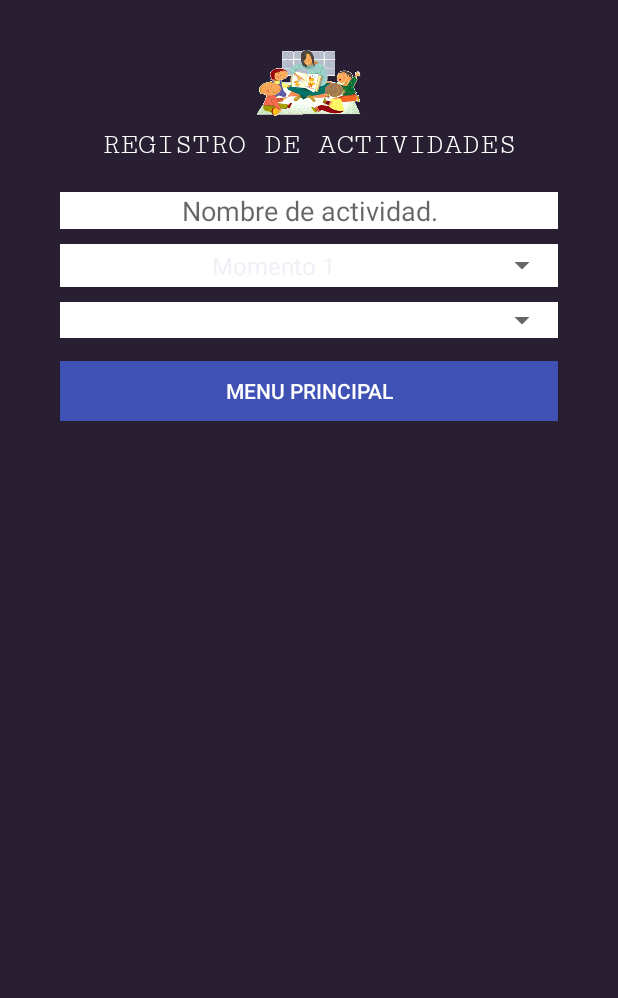
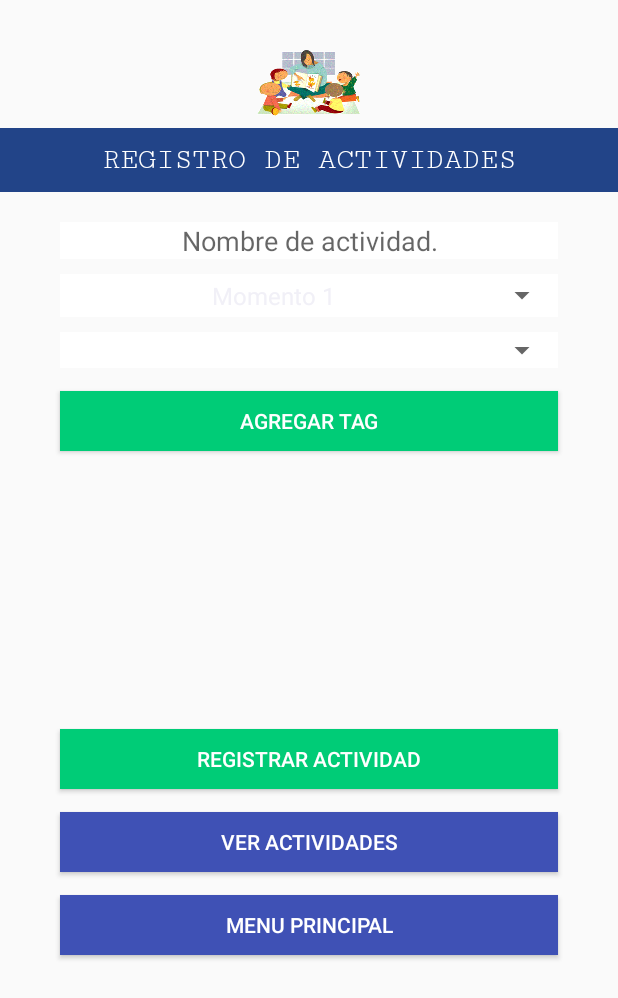
Before and after one commit to Riicardo10/app-generador-actividades, an Android app: the RegistroActividades screen opened directly, with no data from a screen before it, on a phone screen of 412 x 824 dp. Shown: the top 998 px of the screen. Run offline under Robolectric (Android 15) with nearby library versions, the phone set to English and light mode, and no system bars.

Commit message:
Pantallas con scroll. Generacion de actividades. Listo Visualizacion de actividades. Listo

```diff
--- a/app/build.gradle
+++ b/app/build.gradle
@@ -4,7 +4,7 @@ android {
     compileSdkVersion 27
     defaultConfig {
         applicationId "com.example.ricardoflores.app"
-        minSdkVersion 24
+        minSdkVersion 16
         targetSdkVersion 27
         versionCode 1
         versionName "1.0"
@@ -25,4 +25,6 @@ dependencies {
     testImplementation 'junit:junit:4.12'
     androidTestImplementation 'com.android.support.test:runner:1.0.2'
     androidTestImplementation 'com.android.support.test.espresso:espresso-core:3.0.2'
+    // libreria html
+    //implementation 'org.sufficientlysecure:html-textview:3.2'
 }
--- a/app/src/main/AndroidManifest.xml
+++ b/app/src/main/AndroidManifest.xml
@@ -27,7 +27,8 @@
         <activity android:name=".RegistroTags" />
         <activity android:name=".ListaTags" />
         <activity android:name=".ActualizarTag" />
-        <activity android:name=".RegistroActividades"></activity>
+        <activity android:name=".RegistroActividades" />
+        <activity android:name=".ListaActividades"></activity>
     </application>
 
 </manifest>
--- a/app/src/main/java/com/example/ricardoflores/app/HelperDB.java
+++ b/app/src/main/java/com/example/ricardoflores/app/HelperDB.java
@@ -18,6 +18,7 @@ public class HelperDB extends SQLiteOpenHelper {
         db.execSQL( EstructuraDB.SQL_CREAR_TABLA_DOCENTES );
         db.execSQL( EstructuraDB.SQL_CREAR_TABLA_ALUMNOS );
         db.execSQL( EstructuraDB.SQL_CREAR_TABLA_TAGS );
+        db.execSQL( EstructuraDB.SQL_CREAR_TABLA_ACTIVIDADES );
     }
 
     @Override
@@ -25,6 +26,7 @@ public class HelperDB extends SQLiteOpenHelper {
         db.execSQL( EstructuraDB.SQL_ELIMINAR_TABLA_DOCENTES );
         db.execSQL( EstructuraDB.SQL_ELIMINAR_TABLA_ALUMNOS );
         db.execSQL( EstructuraDB.SQL_ELIMINAR_TABLA_TAGS );
+        db.execSQL( EstructuraDB.SQL_ELIMINAR_TABLA_ACTIVIDADES );
         onCreate( db );
     }
 }
--- a/app/src/main/java/com/example/ricardoflores/app/RegistroActividades.java
+++ b/app/src/main/java/com/example/ricardoflores/app/RegistroActividades.java
@@ -1,5 +1,6 @@
 package com.example.ricardoflores.app;
 
+import android.content.ContentValues;
 import android.content.Intent;
 import android.database.Cursor;
 import android.database.sqlite.SQLiteDatabase;
@@ -9,23 +10,34 @@ import android.view.View;
 import android.widget.AdapterView;
 import android.widget.ArrayAdapter;
 import android.widget.Button;
+import android.widget.EditText;
+import android.widget.ListView;
 import android.widget.Spinner;
+import android.widget.TextView;
 import android.widget.Toast;
+
+import java.util.ArrayList;
 
 public class RegistroActividades extends AppCompatActivity {
 
-    Button btt_menu;
+    EditText txt_nombre_actividad;
+    Button btt_menu, btt_agregar_tag, btt_agregar_actividad, btt_lista_actividades;
     Spinner spinner_momentos, spinner_tags;
     String items_momentos[] = new String[3];
     String items_tags[];
     boolean bandera_momentos = true;
-    boolean bandera_tags = true;
+    String tag_a_agregar = "";
+    String momento = "";
+    ArrayList<String> tags_activity = new ArrayList<>();
+    ListView lista_2;
 
     @Override
     protected void onCreate(Bundle savedInstanceState) {
         super.onCreate(savedInstanceState);
         setContentView(R.layout.activity_registro_actividades);
         final HelperDB helper = new HelperDB(this);
+
+        txt_nombre_actividad = (EditText)findViewById(R.id.txt_nombre_actividad_REG_ACT);
 
         // SPINNER MOMENTO
         items_momentos[0] = "Momento 1";
@@ -38,25 +50,15 @@ public class RegistroActividades extends AppCompatActivity {
         spinner_momentos.setOnItemSelectedListener(new AdapterView.OnItemSelectedListener() {
             @Override
             public void onItemSelected(AdapterView<?> adapterView, View view, int posicion, long id) {
-                if(bandera_momentos){
-                    bandera_momentos = false;
-                }
-                else{
-                    Toast.makeText(RegistroActividades.this, items_momentos[posicion], Toast.LENGTH_LONG).show();
-                }
+                momento = items_momentos[posicion] + "";
             }
             @Override
             public void onNothingSelected(AdapterView<?> adapterView) {
 
             }
         });
+
         // SPINNER TAG
-        /*items_tags[0] = "TAG 1";
-        items_tags[1] = "TAG 2";
-        items_tags[2] = "TAG 3";
-        items_tags[3] = "TAG 4";
-        items_tags[4] = "TAG 5";
-        items_tags[5] = "TAG 6";*/
         items_tags = cargarListaTag(helper);
         spinner_tags = (Spinner)findViewById(R.id.spinner_tags_REG_ACT);
         cargarListaTag( helper );
@@ -66,27 +68,93 @@ public class RegistroActividades extends AppCompatActivity {
         spinner_tags.setOnItemSelectedListener(new AdapterView.OnItemSelectedListener() {
             @Override
             public void onItemSelected(AdapterView<?> adapterView, View view, int posicion, long id) {
-                if(bandera_tags){
-                    bandera_tags = false;
-                }
-                else{
-                    Toast.makeText(RegistroActividades.this, items_tags[posicion], Toast.LENGTH_LONG).show();
-                }
+                tag_a_agregar = items_tags[posicion] + "";
             }
             @Override
             public void onNothingSelected(AdapterView<?> adapterView) {
-
             }
         });
 
+        // LISTA
+        lista_2 = (ListView) findViewById(R.id.lista_tags_2_REG_ACT);
+
+        // BOTON MENU
         btt_menu = (Button)findViewById(R.id.btt_menu_principal_REG_ACT);
         btt_menu.setOnClickListener(new View.OnClickListener() {
             @Override
             public void onClick(View view) {
                 startActivity( new Intent(getApplicationContext(), MenuUsuario.class) );
+                finish();
             }
         });
 
+        // BOTON AGREGAR TAG A ACTIVIDAD
+        btt_agregar_tag = (Button)findViewById(R.id.btt_agregar_tag_REG_ACT);
+        btt_agregar_tag .setOnClickListener(new View.OnClickListener() {
+            @Override
+            public void onClick(View view) {
+                boolean bandera = true;
+                for (int i=0; i<tags_activity.size(); i++ ){
+                    if(tags_activity.get(i).toString().equals( tag_a_agregar )){
+                        bandera = false;
+                        break;
+                    }
+                }
+                if(bandera){
+                    tags_activity.add( tag_a_agregar );
+                    cargarLista( tags_activity );
+                }
+                else {
+                    Toast.makeText(RegistroActividades.this, "El elemento " + tag_a_agregar + " ya se encuentra en la lista", Toast.LENGTH_SHORT).show();
+                }
+            }
+        });
+
+        // BOTON AGREGAR ACTIVIDAD
+        btt_agregar_actividad = (Button)findViewById(R.id.btt_agregar_actividad_REG_ACT);
+        btt_agregar_actividad.setOnClickListener(new View.OnClickListener() {
+            @Override
+            public void onClick(View view) {
+                String nombre_actividad = txt_nombre_actividad.getText().toString();
+                if( !nombre_actividad.isEmpty() ){
+
+                    SQLiteDatabase db = helper.getWritableDatabase();
+                    String data = "";
+
+                    if(db != null) {
+
+                        for (int i = 0; i < tags_activity.size(); i++) {
+                            ContentValues values = new ContentValues();
+                            values.put( EstructuraDB.CAMPO_1_ACTIVIDADES_NOMBRE, nombre_actividad );
+                            values.put( EstructuraDB.CAMPO_2_ACTIVIDADES_MOMENTO, momento );
+                            values.put( EstructuraDB.CAMPO_3_ACTIVIDADES_TAG, tags_activity.get(i).toString() );
+                            long r = db.insert( EstructuraDB.TABLA_ACTIVIDADES, null, values );
+                            data += r + " - ";
+                        }
+                        Toast.makeText(getApplicationContext(), "Registro guardado " + data, Toast.LENGTH_LONG).show();
+
+                    }
+                }
+                else{
+                    Toast.makeText(RegistroActividades.this, "Ingresa nombre de la actividad.", Toast.LENGTH_SHORT).show();
+                }
+
+            }
+        });
+
+        // LISTA DE ACTIVIDADES
+        btt_lista_actividades = (Button)findViewById(R.id.btt_lista_actividades_REG_ACT);
+        btt_lista_actividades.setOnClickListener(new View.OnClickListener() {
+            @Override
+            public void onClick(View view) {
+                startActivity( new Intent(getApplicationContext(), ListaActividades.class) );
+            }
+        });
+    }
+
+    public void cargarLista(ArrayList arreglo){
+        ArrayAdapter<String> adapter = new ArrayAdapter<String>(this, android.R.layout.simple_list_item_1, arreglo);
+        lista_2.setAdapter(adapter);
     }
 
     public String[] cargarListaTag(HelperDB helper){
--- a/app/src/main/java/com/example/ricardoflores/app/RegistroDocente.java
+++ b/app/src/main/java/com/example/ricardoflores/app/RegistroDocente.java
@@ -49,7 +49,7 @@ public class RegistroDocente extends AppCompatActivity implements OnClickListene
                 guardarDocente();
                 break;
             case R.id.btt_menu_principal_REG_DOC:
-                startActivity( new Intent(getApplicationContext(), MenuUsuario.class) );
+                startActivity( new Intent(getApplicationContext(), MainActivity.class) );
                 break;
             case R.id.btt_lista_docentes_REG_DOC:
                 startActivity( new Intent(getApplicationContext(), ListaDocentes.class) );
--- a/app/src/main/res/layout/activity_actualizar_tag.xml
+++ b/app/src/main/res/layout/activity_actualizar_tag.xml
@@ -36,6 +36,7 @@
                 android:id="@+id/txt_id_ACT_TAG"
                 android:layout_width="match_parent"
                 android:layout_height="wrap_content"
+                android:enabled="false"
                 android:ems="10"
                 android:text=""
                 android:hint="@string/id"
--- a/app/src/main/res/layout/activity_registro_actividades.xml
+++ b/app/src/main/res/layout/activity_registro_actividades.xml
@@ -4,8 +4,7 @@
     xmlns:tools="http://schemas.android.com/tools"
     android:layout_width="match_parent"
     android:layout_height="match_parent"
-    tools:context=".RegistroActividades"
-    android:background="@color/color_morado_background_inicio">
+    tools:context=".RegistroActividades">
 
     <ScrollView
         android:layout_width="match_parent"
@@ -27,6 +26,9 @@
                 android:layout_height="wrap_content"
                 android:text="@string/registro_actividades"
                 android:textColor="@color/color_blanco"
+                android:background="@color/color_azul_titulo"
+                android:paddingTop="10dp"
+                android:paddingBottom="10dp"
                 android:gravity="center"
                 android:layout_marginTop="5dp"
                 android:fontFamily="serif-monospace"
@@ -39,12 +41,12 @@
                 android:layout_height="wrap_content"
                 android:ems="10"
                 android:text=""
+                android:inputType="text|textCapWords"
                 android:hint="@string/nombre_actividad"
                 android:gravity="center"
                 android:layout_marginTop="20dp"
                 android:layout_marginRight="40dp"
-                android:layout_marginLeft="40dp"
-                android:inputType="text"/>
+                android:layout_marginLeft="40dp" />
 
             <LinearLayout
                 android:layout_width="match_parent"
@@ -87,14 +89,70 @@
             <Button
                 android:layout_height="40dp"
                 android:layout_width="match_parent"
+                android:id="@+id/btt_agregar_tag_REG_ACT"
+                android:textColor="@color/color_blanco"
+                android:background="@color/color_verde_1"
+                android:text="@string/agregar_tag"
+                android:layout_gravity="center"
+                android:layout_marginTop="15dp"
+                android:layout_marginRight="40dp"
+                android:layout_marginLeft="40dp"
+                android:layout_marginBottom="20dp"/>
+
+            <LinearLayout
+                android:layout_width="match_parent"
+                android:layout_height="150dp"
+                android:orientation="horizontal">
+
+                <ListView
+                    android:layout_width="match_parent"
+                    android:layout_height="wrap_content"
+                    android:layout_marginLeft="40dp"
+                    android:layout_marginRight="40dp"
+                    android:id="@+id/lista_tags_2_REG_ACT"
+                    android:background="@color/OldLace"
+                    android:fontFamily="serif-monospace"> </ListView>
+
+            </LinearLayout>
+
+
+
+            <Button
+                android:layout_height="40dp"
+                android:layout_width="match_parent"
+                android:id="@+id/btt_agregar_actividad_REG_ACT"
+                android:textColor="@color/color_blanco"
+                android:background="@color/color_verde_1"
+                android:text="@string/registrar_actividad"
+                android:layout_gravity="center"
+                android:layout_marginTop="15dp"
+                android:layout_marginRight="40dp"
+                android:layout_marginLeft="40dp"
+                android:layout_marginBottom="15dp"/>
+
+            <Button
+                android:layout_height="40dp"
+                android:layout_width="match_parent"
+                android:id="@+id/btt_lista_actividades_REG_ACT"
+                android:textColor="@color/color_blanco"
+                android:background="@color/color_azul_primary"
+                android:text="@string/ver_actividades"
+                android:layout_gravity="center"
+                android:layout_marginRight="40dp"
+                android:layout_marginLeft="40dp"
+                android:layout_marginBottom="15dp"/>
+
+            <Button
+                android:layout_height="40dp"
+                android:layout_width="match_parent"
                 android:id="@+id/btt_menu_principal_REG_ACT"
                 android:textColor="@color/color_blanco"
                 android:background="@color/color_azul_primary"
                 android:text="@string/menu_principal"
                 android:layout_gravity="center"
-                android:layout_marginTop="15dp"
                 android:layout_marginRight="40dp"
-                android:layout_marginLeft="40dp" />
+                android:layout_marginLeft="40dp"
+                android:layout_marginBottom="30dp"/>
 
         </LinearLayout>
 
--- a/app/src/main/res/layout/activity_registro_docente.xml
+++ b/app/src/main/res/layout/activity_registro_docente.xml
@@ -189,7 +189,7 @@
                 android:id="@+id/btt_menu_principal_REG_DOC"
                 android:textColor="@color/color_blanco"
                 android:background="@color/color_azul_primary"
-                android:text="@string/menu"
+                android:text="@string/salir"
                 android:layout_gravity="center"
                 android:layout_marginTop="15dp"
                 android:layout_marginRight="40dp"
--- a/app/src/main/res/values/colors.xml
+++ b/app/src/main/res/values/colors.xml
@@ -33,7 +33,7 @@
     <color name="fuchsia">#FF00FF</color>
     <color name="red">#FF0000</color>
     <color name="silver">#C0C0C0</color>
-    <color name="gray">#808080</color>
+    <color name="gray">#dddddd</color>
     <color name="olive">#808000</color>
     <color name="purple">#800080</color>
     <color name="maroon">#800000</color>
--- a/app/src/main/res/values/strings.xml
+++ b/app/src/main/res/values/strings.xml
@@ -26,6 +26,10 @@
     <string name="actualizar_docente">Actualizacion de docente</string>
     <string name="actualizar_tag">Actualizacion de tags</string>
     <string name="menu_principal">Menu principal</string>
+    <string name="ver_actividades">Ver actividades</string>
+    <string name="lista_actividades">Lista de actividades</string>
+    <string name="registrar_actividad">Registrar actividad</string>
+    <string name="agregar_tag">Agregar tag</string>
     <string name="registro_alumnos">REGISTRO DE ALUMNOS</string>
     <string name="registro_tags">REGISTRO DE TAGS</string>
     <string name="registro_actividades">REGISTRO DE ACTIVIDADES</string>
@@ -39,6 +43,7 @@
     <string name="registro_de">Registro de:</string>
     <string name="alumnos">Alumnos</string>
     <string name="menu">Menu</string>
+    <string name="salir">Salir</string>
     <string name="tags">Tags</string>
     <string name="actividad">Actividad</string>
     <string name="bienvenido">BIENVENIDO</string>
```
Also changed, not shown: app/src/main/java/com/example/ricardoflores/app/EstructuraDB.java (+14 -3 lines), app/src/main/java/com/example/ricardoflores/app/ListaActividades.java (added, +69 -0 lines), app/src/main/java/com/example/ricardoflores/app/RegistroTags.java (+6 -6 lines), app/src/main/res/layout/activity_lista_actividades.xml (added, +48 -0 lines), app/src/main/res/layout/activity_lista_alumnos.xml (+17 -3 lines), app/src/main/res/layout/activity_lista_docentes.xml (+21 -3 lines), app/src/main/res/layout/activity_lista_tags.xml (+21 -2 lines), app/src/main/res/layout/activity_main.xml (+8 -1 lines), app/src/main/res/layout/activity_menu_usuario.xml (+8 -5 lines), app/src/main/res/layout/activity_registro_tags.xml (+1 -14 lines).
